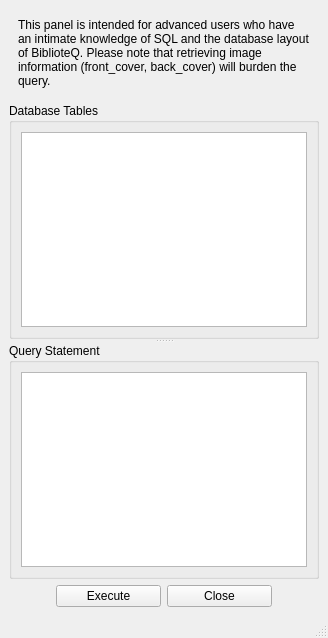
Above: customquery.ui from textbrowser/biblioteq before the change. Below: the same form after it.
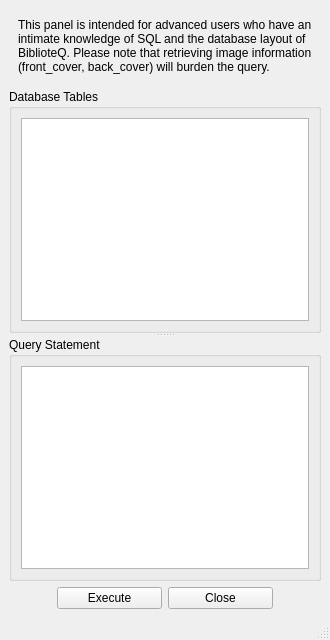
That is the form after the change. Icons and pictures are not drawn.

What changed in the file:
```diff
--- a/customquery.ui
+++ b/customquery.ui
@@ -6,8 +6,8 @@
    <rect>
     <x>0</x>
     <y>0</y>
-    <width>328</width>
-    <height>638</height>
+    <width>330</width>
+    <height>640</height>
    </rect>
   </property>
   <property name="windowTitle">
```
